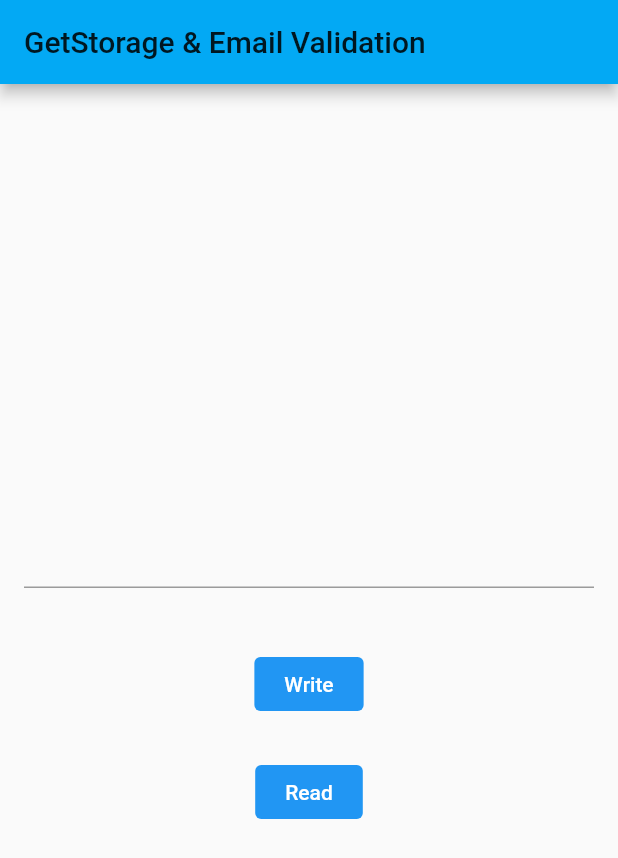
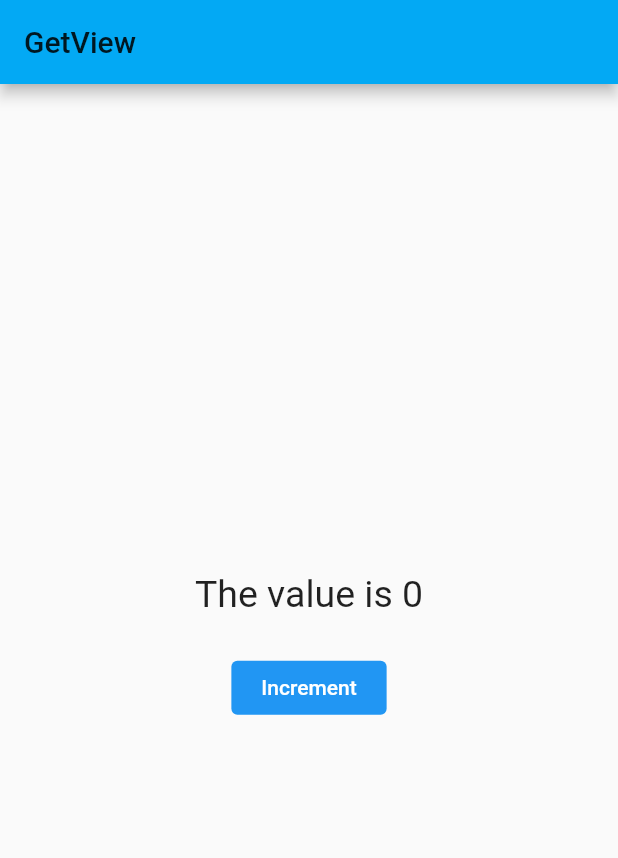
Before and after one commit to shubham3135/FlutterStateManagementGetX, a Flutter app: the screen it shows after launch, on a phone screen of 412 x 824 dp. Shown: the top 858 px of the screen. Run offline on Flutter 3.47's test engine with Material 2 defaults, Android fonts, the phone set to English and light mode, and no system bars; our stand-ins replace get.

Commit message:
GetView in GetX

```diff
--- /dev/null
+++ b/lib/count_controller.dart
@@ -0,0 +1,8 @@
+import 'package:get/get.dart';
+
+class CountController extends GetxController {
+  var count = 0.obs;
+  void increment() {
+    count++;
+  }
+}
--- a/lib/main.dart
+++ b/lib/main.dart
@@ -1,40 +1,47 @@
 import 'package:flutter/cupertino.dart';
 import 'package:flutter/material.dart';
 import 'package:get/get.dart';
-import 'package:get_storage/get_storage.dart';
+import 'package:get_x/count_controller.dart';
 
-Future<void> main() async {
-  // Initialize storage driver
-  await GetStorage.init();
+void main() {
   runApp(MyApp());
 }
 
-class MyApp extends StatelessWidget {
-  var emailEditingController = TextEditingController();
-  var storage = GetStorage();
+//GetView
+// =======
+// If we have single controller as a dependency then we can use GetView
+//instead of StatelessWidget and avoid writing Get.find
+
+//GetWidget
+// ========
+//It is similar to GetView with one difference it gives the same instance of
+//Get.find everytime. It becomes very useful when used in combination with
+//Get.create
+
+class MyApp extends GetView<CountController> {
   @override
   Widget build(BuildContext context) {
+    Get.put(CountController());
+    // Get.create(() => CountController());
     return GetMaterialApp(
         debugShowCheckedModeBanner: false,
-        title: 'GetStorage & Email Validation',
+        title: 'GetView',
         theme: ThemeData(
           primarySwatch: Colors.lightBlue,
         ),
         home: Scaffold(
           appBar: AppBar(
-            title: Text('GetStorage & Email Validation'),
+            title: Text('GetView'),
           ),
           body: Center(
             child: Column(
               mainAxisAlignment: MainAxisAlignment.center,
               crossAxisAlignment: CrossAxisAlignment.center,
               children: [
-                Padding(
-                  padding: EdgeInsets.all(16.0),
-                  child: TextField(
-                    controller: emailEditingController,
-                  ),
-                ),
+                Obx(() => Text(
+                      'The value is ${controller.count}',
+                      style: TextStyle(fontSize: 25),
+                    )),
                 SizedBox(
                   height: 8,
                 ),
@@ -42,36 +49,15 @@ class MyApp extends StatelessWidget {
                   padding: EdgeInsets.all(16.0),
                   child: TextButton(
                     onPressed: () {
-                      if (GetUtils.isEmail(emailEditingController.text)) {
-                        storage.write('email', emailEditingController.text);
-                      } else {
-                        Get.snackbar(
-                            'Incorrect Email', 'Provide Email in valid format',
-                            colorText: Colors.white,
-                            backgroundColor: Colors.red,
-                            snackPosition: SnackPosition.BOTTOM);
-                      }
+                      print(controller.hashCode);
+                      controller.increment();
                     },
-                    child: Text('Write'),
+                    child: Text('Increment'),
                     style: TextButton.styleFrom(
                       primary: Colors.white,
                       backgroundColor: Colors.blue,
                       padding: EdgeInsets.symmetric(horizontal: 20),
                     ),
-                  ),
-                ),
-                SizedBox(
-                  height: 8,
-                ),
-                TextButton(
-                  onPressed: () {
-                    print('The Email is ${storage.read('email')}');
-                  },
-                  child: Text('Read'),
-                  style: TextButton.styleFrom(
-                    primary: Colors.white,
-                    backgroundColor: Colors.blue,
-                    padding: EdgeInsets.symmetric(horizontal: 20),
                   ),
                 ),
               ],
@@ -80,22 +66,3 @@ class MyApp extends StatelessWidget {
         ));
   }
 }
-
-// To listen for changes
-//var listen = storage.listen(()=> print('Email Changed'););
-
-// when subscribed to listen event it should be disposed by using
-// storage.removeListen(listen);
-
-// To listen for changes in key
-// storage.listenKey('email', (value){ print('new key is $value');});
-
-//Remove a key
-// storage.remove('email');
-
-//Erase the container
-//storage.erase();
-
-// create container with a name
-//GetStorage g = GetStorage('MyStorage');
-// await GetStorage.init('MyStorage');
```
